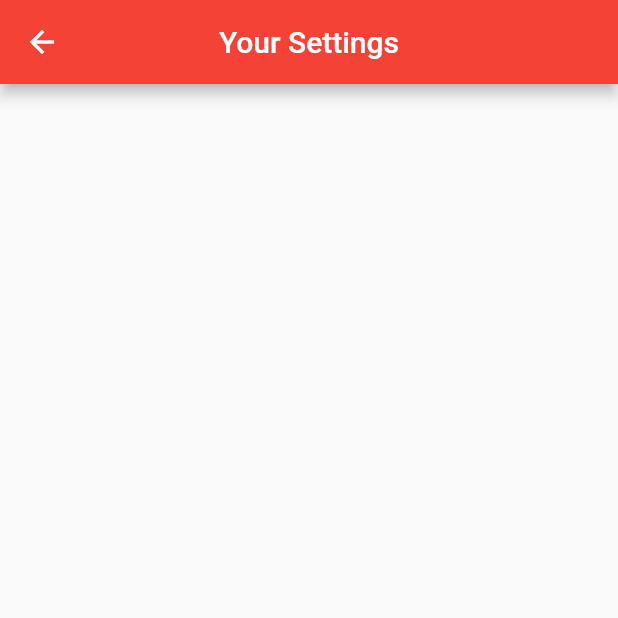
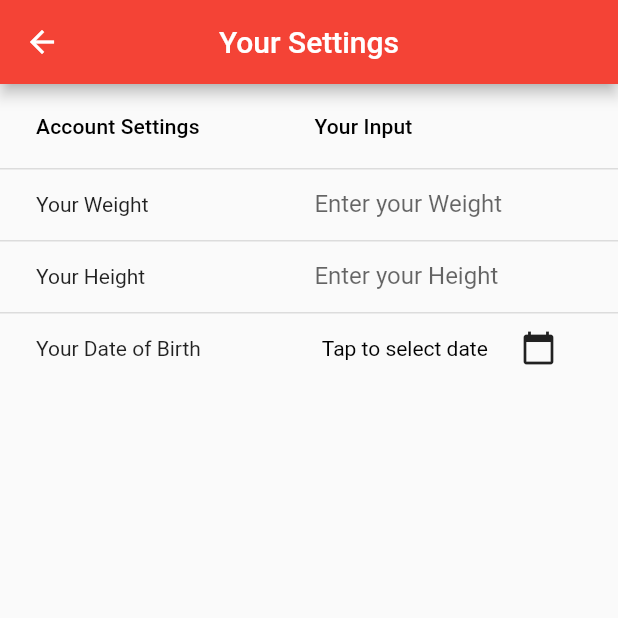
Before and after one commit to MrWilliams97/NutriBud, a Flutter app: the UserSettings screen opened directly, on a phone screen of 412 x 824 dp, the top half of it. Run offline on Flutter 3.47's test engine with Material 2 defaults, Android fonts, the phone set to English and light mode, and no system bars; our stand-ins replace charts_flutter, cloud_firestore, firebase_auth; accounts and stored records are empty.

Commit message:
user settings ui for dev

```diff
--- a/hello_world/lib/screens/home/UserSettings.dart
+++ b/hello_world/lib/screens/home/UserSettings.dart
@@ -1,10 +1,32 @@
 import 'package:flutter/material.dart';
+import 'package:intl/intl.dart';
 
 // Define a corresponding State class.
 // This class holds the data related to the Form.
-class  UserSettings extends StatelessWidget {
+
+class UserSettings extends StatefulWidget{
+  @override
+  _UserSettingsState createState() => _UserSettingsState();
+}
+
+class _UserSettingsState extends State<UserSettings> {
   // Create a text controller and use it to retrieve the current value
   // of the TextField.
+
+  String _selectedDate = 'Tap to select date';
+
+  Future<void> _selectDate(BuildContext context) async {
+    final DateTime d = await showDatePicker(
+      context: context,
+      initialDate: DateTime.now(),
+      firstDate: DateTime(2015),
+      lastDate: DateTime(2022),
+    );
+    if (d != null)
+      setState(() {
+        _selectedDate = new DateFormat.yMMMMd("en_US").format(d);
+      });
+  }
 
   @override
   Widget build(BuildContext context) {
@@ -20,7 +42,57 @@ class  UserSettings extends StatelessWidget {
         body: SafeArea(
           child: Center(
             child: Column(
-              children: <Widget>[
+                crossAxisAlignment: CrossAxisAlignment.stretch,
+                children: <Widget>[
+                DataTable(
+                  columns: [
+                    DataColumn(label: Text('Account Settings')),
+                    DataColumn(label: Text('Your Input')),
+                  ],
+                  rows: [
+                    DataRow(cells: [
+                      DataCell(Text('Your Weight')),
+                      DataCell(TextField(
+                        decoration: new InputDecoration.collapsed(
+                          hintText: 'Enter your Weight',
+                        ),
+                      )),
+                    ]),
+                    DataRow(cells: [
+                      DataCell(Text('Your Height')),
+                      DataCell(TextField(
+                        decoration: new InputDecoration.collapsed(
+                          hintText: 'Enter your Height',
+                        ),
+                      )),
+                    ]),
+                    DataRow(cells: [
+                      DataCell(Text('Your Date of Birth')),
+                      DataCell(Row(
+                        mainAxisAlignment: MainAxisAlignment.spaceAround,
+                        children: <Widget>[
+                          InkWell(
+                            child: Text(
+                                _selectedDate,
+                                textAlign: TextAlign.center,
+                                style: TextStyle(color: Color(0xFF000000))
+                            ),
+                            onTap: (){
+                              _selectDate(context);
+                            },
+                          ),
+                          IconButton(
+                            icon: Icon(Icons.calendar_today),
+                            tooltip: 'Tap to open date picker',
+                            onPressed: () {
+                              _selectDate(context);
+                            },
+                          ),
+                        ],
+                      ),),
+                    ]),
+                  ],
+                ),
               ],
             ),
           ),
--- a/hello_world/pubspec.yaml
+++ b/hello_world/pubspec.yaml
@@ -22,6 +22,7 @@ dependencies:
 
   # The following adds the Cupertino Icons font to your application.
   # Use with the CupertinoIcons class for iOS style icons.
+  flutter_datetime_picker: ^1.3.4
   charts_flutter: 0.6.0
   cupertino_icons: ^0.1.2
   firebase_auth: ^0.15.3
```
Also changed, not shown: hello_world/pubspec.lock.
